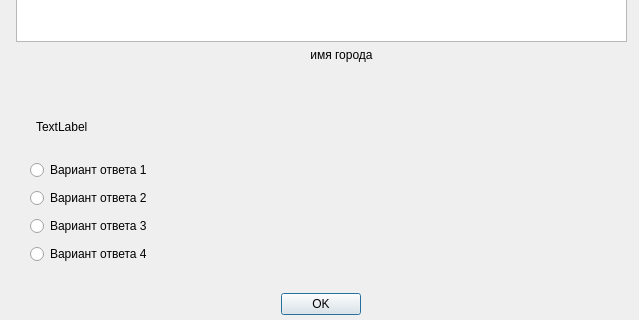
Above: city.ui from AlexeyFedoseev/rmap before the change; both pictures show x 0 to 639 and y 162 to 482 of the 639 by 482 pixel window. Below: the same form after it.
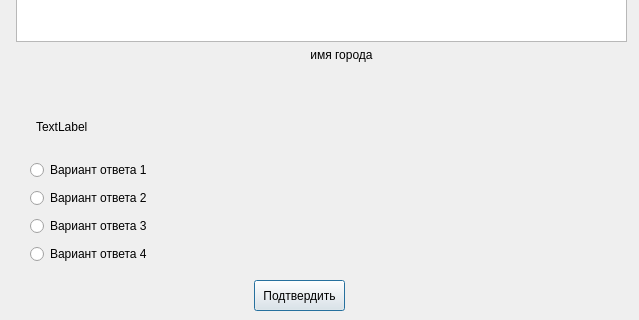
That is the form after the change.

Patch:
```diff
--- a/city.ui
+++ b/city.ui
@@ -13,25 +13,6 @@
   <property name="windowTitle">
    <string>Dialog</string>
   </property>
-  <widget class="QDialogButtonBox" name="buttonBox">
-   <property name="geometry">
-    <rect>
-     <x>240</x>
-     <y>450</y>
-     <width>161</width>
-     <height>32</height>
-    </rect>
-   </property>
-   <property name="orientation">
-    <enum>Qt::Horizontal</enum>
-   </property>
-   <property name="standardButtons">
-    <set>QDialogButtonBox::Ok</set>
-   </property>
-   <property name="centerButtons">
-    <bool>true</bool>
-   </property>
-  </widget>
   <widget class="QGraphicsView" name="graphicsView">
    <property name="geometry">
     <rect>
@@ -58,7 +39,7 @@
     <string>&lt;html&gt;&lt;head/&gt;&lt;body&gt;&lt;p align=&quot;center&quot;&gt;имя города&lt;/p&gt;&lt;p align=&quot;center&quot;&gt;&lt;br/&gt;&lt;/p&gt;&lt;/body&gt;&lt;/html&gt;</string>
    </property>
   </widget>
-  <widget class="QWidget" name="">
+  <widget class="QWidget" name="layoutWidget">
    <property name="geometry">
     <rect>
      <x>30</x>
@@ -111,16 +92,19 @@
     <string>TextLabel</string>
    </property>
   </widget>
-  <zorder>buttonBox</zorder>
-  <zorder>radioButton</zorder>
-  <zorder>radioButton_2</zorder>
-  <zorder>radioButton_3</zorder>
-  <zorder>radioButton_4</zorder>
-  <zorder>graphicsView</zorder>
-  <zorder>label</zorder>
-  <zorder>label_2</zorder>
-  <zorder></zorder>
-  <zorder>label_2</zorder>
+  <widget class="QPushButton" name="pushButton">
+   <property name="geometry">
+    <rect>
+     <x>254</x>
+     <y>442</y>
+     <width>91</width>
+     <height>31</height>
+    </rect>
+   </property>
+   <property name="text">
+    <string>Подтвердить</string>
+   </property>
+  </widget>
  </widget>
  <resources/>
  <connections>
```
Left out of the diff: 35 changed lines with no effect on the pictures.
